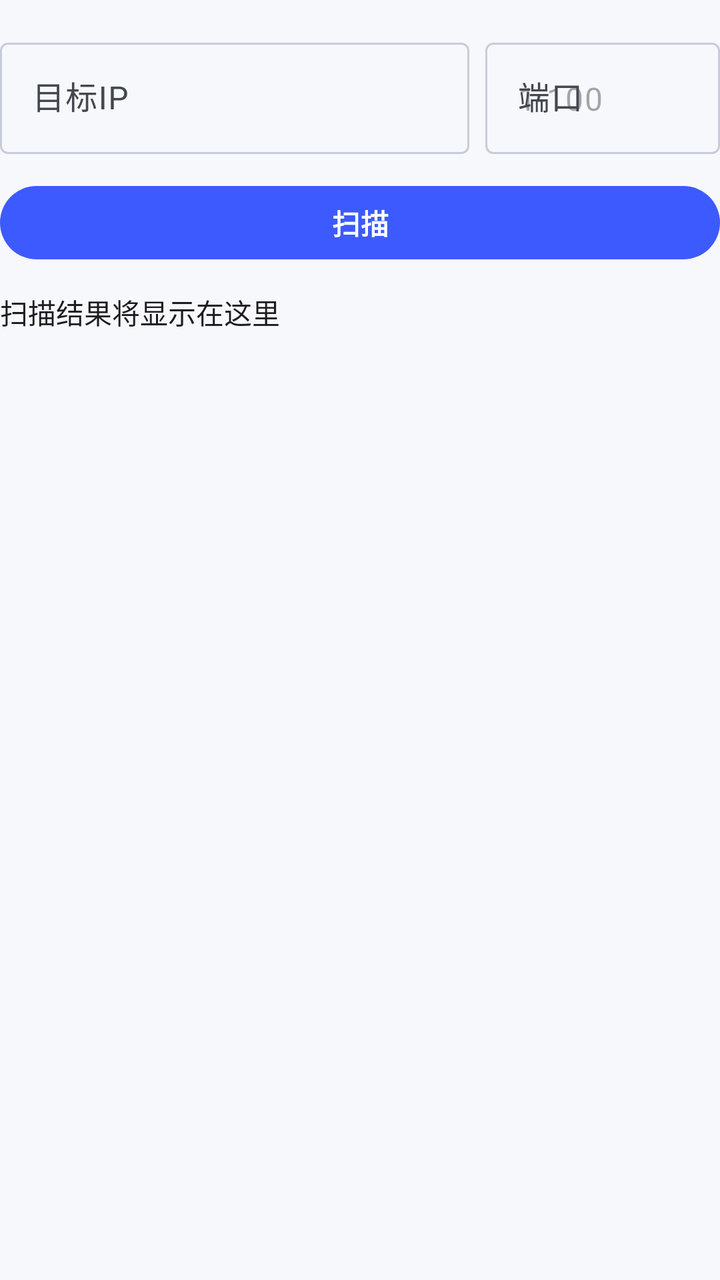
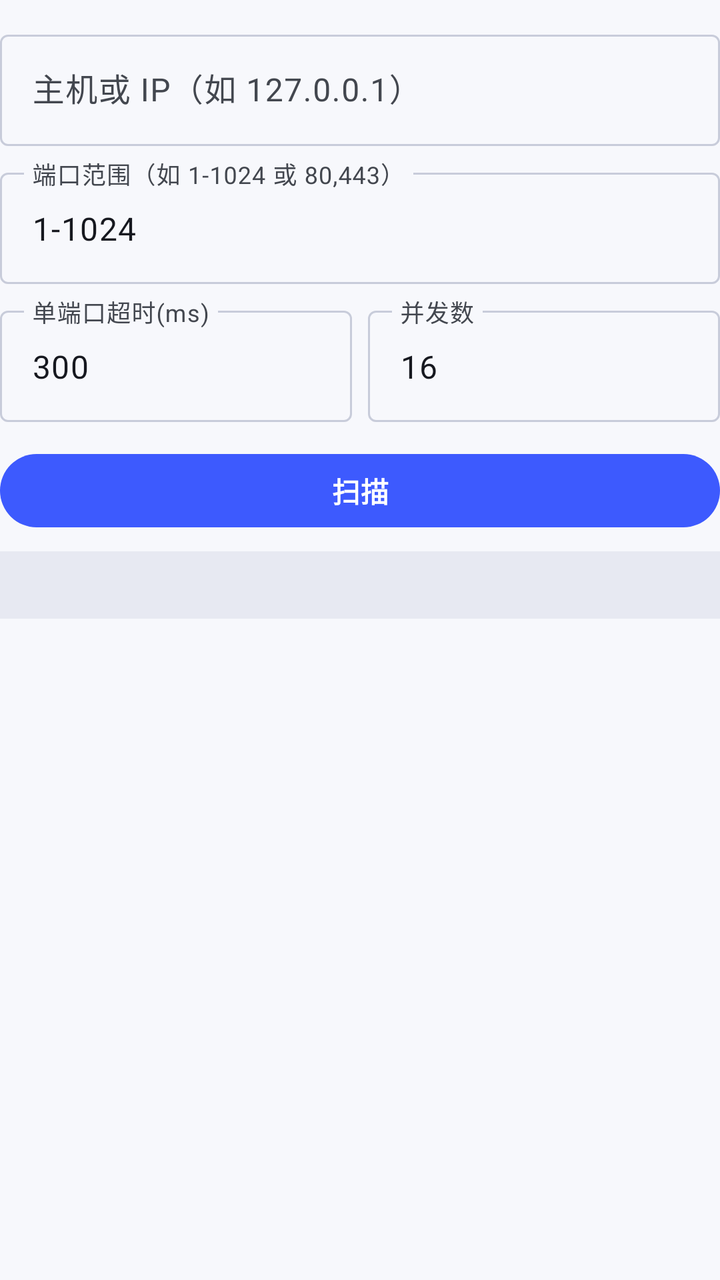

An Android layout rendered at two revisions. The XML below is the earlier revision; the diff shows what the commit changed to produce the second picture.
<!-- AndroidManifest.xml: application theme Theme.GameMatrixApp -->
<!-- res/layout/item_tool_portscan.xml -->
<?xml version="1.0" encoding="utf-8"?>
<LinearLayout xmlns:android="http://schemas.android.com/apk/res/android"
    android:layout_width="match_parent"
    android:layout_height="wrap_content"
    android:orientation="vertical">

    <LinearLayout android:layout_width="match_parent" android:layout_height="wrap_content" android:layout_marginTop="16dp" android:orientation="horizontal">
        <com.google.android.material.textfield.TextInputLayout android:layout_width="0dp" android:layout_height="wrap_content" android:layout_weight="2" android:hint="目标IP">
            <com.google.android.material.textfield.TextInputEditText android:id="@+id/et_port_scan_ip" android:layout_width="match_parent" android:layout_height="wrap_content" android:inputType="textUri" />
        </com.google.android.material.textfield.TextInputLayout>
        <com.google.android.material.textfield.TextInputLayout android:layout_width="0dp" android:layout_height="wrap_content" android:layout_marginStart="8dp" android:layout_weight="1" android:hint="端口">
            <com.google.android.material.textfield.TextInputEditText android:id="@+id/et_port_scan_ports" android:layout_width="match_parent" android:layout_height="wrap_content" android:hint="1-100" android:inputType="text" />
        </com.google.android.material.textfield.TextInputLayout>
    </LinearLayout>

    <com.google.android.material.button.MaterialButton android:id="@+id/btn_start_port_scan" android:layout_width="match_parent" android:layout_height="wrap_content" android:layout_marginTop="12dp" android:text="@string/scan" />

    <TextView android:id="@+id/tv_port_scan_result" android:layout_width="match_parent" android:layout_height="wrap_content" android:layout_marginTop="12dp" android:text="扫描结果将显示在这里" android:textColor="?android:attr/textColorPrimary" android:textSize="14sp" />
</LinearLayout>
<!-- resources referenced by this layout -->
<resources>
  <string name="scan">扫描</string>
  <color name="md_theme_primary">#3D5AFE</color>
  <color name="md_theme_on_primary">#FFFFFF</color>
  <color name="md_theme_primary_container">#DEE3FF</color>
  <color name="md_theme_on_primary_container">#001558</color>
  <color name="md_theme_secondary">#FFB300</color>
  <color name="md_theme_on_secondary">#1A1200</color>
  <color name="md_theme_secondary_container">#FFE08C</color>
  <color name="md_theme_on_secondary_container">#2E1E00</color>
  <color name="md_theme_tertiary">#00897B</color>
  <color name="md_theme_on_tertiary">#FFFFFF</color>
  <color name="md_theme_tertiary_container">#97D6CB</color>
  <color name="md_theme_on_tertiary_container">#00201C</color>
  <color name="md_theme_surface">#FFFFFF</color>
  <color name="md_theme_on_surface">#16181F</color>
  <color name="md_theme_surface_variant">#E7E9F2</color>
  <color name="md_theme_on_surface_variant">#43474F</color>
  <color name="md_theme_surface_container_low">#EEF0F7</color>
  <color name="md_theme_surface_container">#E7E9F2</color>
  <color name="md_theme_surface_container_high">#E0E3EC</color>
  <color name="md_theme_background">#F7F8FC</color>
  <color name="md_theme_on_background">#16181F</color>
  <color name="md_theme_outline">#C8CCDA</color>
  <color name="md_theme_error">#D8392F</color>
  <color name="md_theme_on_error">#FFFFFF</color>
  <color name="md_theme_error_container">#F9DEDC</color>
  <color name="md_theme_on_error_container">#410E0B</color>
  <color name="colorSuccess">#1FA463</color>
  <color name="colorOnSuccess">#FFFFFF</color>
  <color name="colorSuccessContainer">#D1F4DE</color>
  <color name="colorOnSuccessContainer">#00210F</color>
  <color name="colorWarning">#E08A00</color>
  <color name="colorOnWarning">#FFFFFF</color>
  <color name="colorWarningContainer">#FFE0B0</color>
  <color name="colorOnWarningContainer">#271900</color>
  <color name="colorInfo">@color/md_theme_primary</color>
  <color name="colorOnInfo">@color/md_theme_on_primary</color>
  <color name="colorInfoContainer">@color/md_theme_primary_container</color>
  <color name="colorOnInfoContainer">@color/md_theme_on_primary_container</color>
  <style name="Widget.GameMatrix.Button" parent="Widget.Material3.Button">
          <item name="android:minHeight">44dp</item>
          <item name="minHeight">44dp</item>
          <item name="android:paddingTop">8dp</item>
          <item name="android:paddingBottom">8dp</item>
          <item name="android:paddingStart">24dp</item>
          <item name="android:paddingEnd">24dp</item>
          <item name="android:textAllCaps">false</item>
          <item name="cornerRadius">20dp</item>
          <item name="android:textStyle">bold</item>
          <item name="android:letterSpacing">0.01</item>
      </style>
  <style name="Widget.GameMatrix.PlatformButton" parent="@android:style/Widget.Material.Button">
          <item name="android:minHeight">44dp</item>
          <item name="android:paddingTop">4dp</item>
          <item name="android:paddingBottom">4dp</item>
          <item name="android:textAllCaps">false</item>
          <item name="android:letterSpacing">0.01</item>
      </style>
  <style name="Widget.GameMatrix.Card" parent="Widget.Material3.CardView.Elevated">
          <item name="cardCornerRadius">@dimen/gm_radius_lg</item>
          <item name="cardElevation">@dimen/gm_elevation_1</item>
          <item name="strokeWidth">0dp</item>
          <item name="rippleColor">?attr/colorPrimaryContainer</item>
      </style>
  <dimen name="gm_radius_lg">16dp</dimen>
  <dimen name="gm_elevation_1">1dp</dimen>
  <!-- unchanged entries left out for length: 1 -->
</resources>

<!-- the commit's change to res/layout/item_tool_portscan.xml (unified diff, before → after) -->
@@ -4,16 +4,106 @@
     android:layout_height="wrap_content"
     android:orientation="vertical">
 
-    <LinearLayout android:layout_width="match_parent" android:layout_height="wrap_content" android:layout_marginTop="16dp" android:orientation="horizontal">
-        <com.google.android.material.textfield.TextInputLayout android:layout_width="0dp" android:layout_height="wrap_content" android:layout_weight="2" android:hint="目标IP">
-            <com.google.android.material.textfield.TextInputEditText android:id="@+id/et_port_scan_ip" android:layout_width="match_parent" android:layout_height="wrap_content" android:inputType="textUri" />
+    <com.google.android.material.textfield.TextInputLayout
+        android:layout_width="match_parent"
+        android:layout_height="wrap_content"
+        android:layout_marginTop="12dp"
+        android:hint="@string/tool_portscan_host_hint">
+
+        <com.google.android.material.textfield.TextInputEditText
+            android:id="@+id/et_port_scan_ip"
+            android:layout_width="match_parent"
+            android:layout_height="wrap_content"
+            android:inputType="textUri" />
+
+    </com.google.android.material.textfield.TextInputLayout>
+
+    <com.google.android.material.textfield.TextInputLayout
+        android:layout_width="match_parent"
+        android:layout_height="wrap_content"
+        android:layout_marginTop="8dp"
+        android:hint="@string/tool_portscan_ports_hint">
+
+        <com.google.android.material.textfield.TextInputEditText
+            android:id="@+id/et_port_scan_ports"
+            android:layout_width="match_parent"
+            android:layout_height="wrap_content"
+            android:inputType="text"
+            android:text="@string/tool_portscan_default_ports" />
+
+    </com.google.android.material.textfield.TextInputLayout>
+
+    <LinearLayout
+        android:layout_width="match_parent"
+        android:layout_height="wrap_content"
+        android:layout_marginTop="8dp"
+        android:orientation="horizontal">
+
+        <com.google.android.material.textfield.TextInputLayout
+            android:layout_width="0dp"
+            android:layout_height="wrap_content"
+            android:layout_weight="1"
+            android:hint="@string/tool_portscan_timeout_hint">
+
+            <com.google.android.material.textfield.TextInputEditText
+                android:id="@+id/et_port_scan_timeout"
+                android:layout_width="match_parent"
+                android:layout_height="wrap_content"
+                android:inputType="number"
+                android:text="300" />
+
         </com.google.android.material.textfield.TextInputLayout>
-        <com.google.android.material.textfield.TextInputLayout android:layout_width="0dp" android:layout_height="wrap_content" android:layout_marginStart="8dp" android:layout_weight="1" android:hint="端口">
-            <com.google.android.material.textfield.TextInputEditText android:id="@+id/et_port_scan_ports" android:layout_width="match_parent" android:layout_height="wrap_content" android:hint="1-100" android:inputType="text" />
+
+        <com.google.android.material.textfield.TextInputLayout
+            android:layout_width="0dp"
+            android:layout_height="wrap_content"
+            android:layout_marginStart="8dp"
+            android:layout_weight="1"
+            android:hint="@string/tool_portscan_concurrency_hint">
+
+            <com.google.android.material.textfield.TextInputEditText
+                android:id="@+id/et_port_scan_concurrency"
+                android:layout_width="match_parent"
+                android:layout_height="wrap_content"
+                android:inputType="number"
+                android:text="16" />
+
         </com.google.android.material.textfield.TextInputLayout>
     </LinearLayout>
 
-    <com.google.android.material.button.MaterialButton android:id="@+id/btn_start_port_scan" android:layout_width="match_parent" android:layout_height="wrap_content" android:layout_marginTop="12dp" android:text="@string/scan" />
+    <com.google.android.material.button.MaterialButton
+        android:id="@+id/btn_start_port_scan"
+        android:layout_width="match_parent"
+        android:layout_height="wrap_content"
+        android:layout_marginTop="12dp"
+        android:text="@string/scan" />
 
-    <TextView android:id="@+id/tv_port_scan_result" android:layout_width="match_parent" android:layout_height="wrap_content" android:layout_marginTop="12dp" android:text="扫描结果将显示在这里" android:textColor="?android:attr/textColorPrimary" android:textSize="14sp" />
+    <TextView
+        android:id="@+id/tv_port_scan_progress"
+        android:layout_width="match_parent"
+        android:layout_height="wrap_content"
+        android:layout_marginTop="8dp"
+        android:textColor="?attr/colorOnSurfaceVariant"
+        android:textSize="12sp"
+        android:visibility="gone" />
+
+    <ScrollView
+        android:layout_width="match_parent"
+        android:layout_height="wrap_content"
+        android:layout_marginTop="8dp"
+        android:background="?attr/colorSurfaceVariant"
+        android:maxHeight="220dp"
+        android:padding="8dp">
+
+        <TextView
+            android:id="@+id/tv_port_scan_result"
+            android:layout_width="match_parent"
+            android:layout_height="wrap_content"
+            android:fontFamily="monospace"
+            android:lineSpacingExtra="4dp"
+            android:textColor="?android:attr/textColorPrimary"
+            android:textIsSelectable="true"
+            android:textSize="13sp" />
+
+    </ScrollView>
 </LinearLayout>
<!-- resource entries referenced after the edit -->
@@ -1,6 +1,11 @@
 <!-- resources referenced by this layout -->
 <resources>
   <string name="scan">扫描</string>
+  <string name="tool_portscan_concurrency_hint">并发数</string>
+  <string name="tool_portscan_default_ports">1-1024</string>
+  <string name="tool_portscan_host_hint">主机或 IP（如 127.0.0.1）</string>
+  <string name="tool_portscan_ports_hint">端口范围（如 1-1024 或 80,443）</string>
+  <string name="tool_portscan_timeout_hint">单端口超时(ms)</string>
   <color name="md_theme_primary">#3D5AFE</color>
   <color name="md_theme_on_primary">#FFFFFF</color>
   <color name="md_theme_primary_container">#DEE3FF</color>
